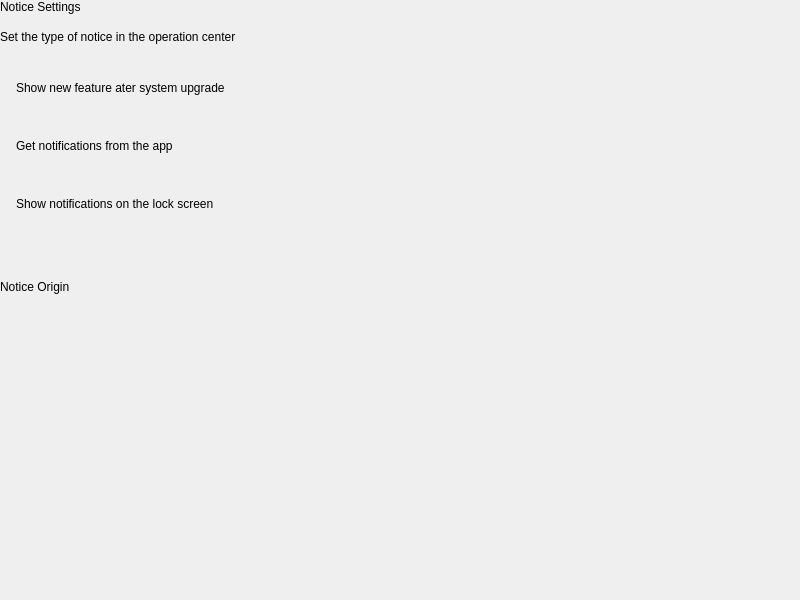
This is plugins/messages-task/notice/notice.ui in ukui/ukui-control-center as Qt 5 draws it before an edit. The edited form follows.
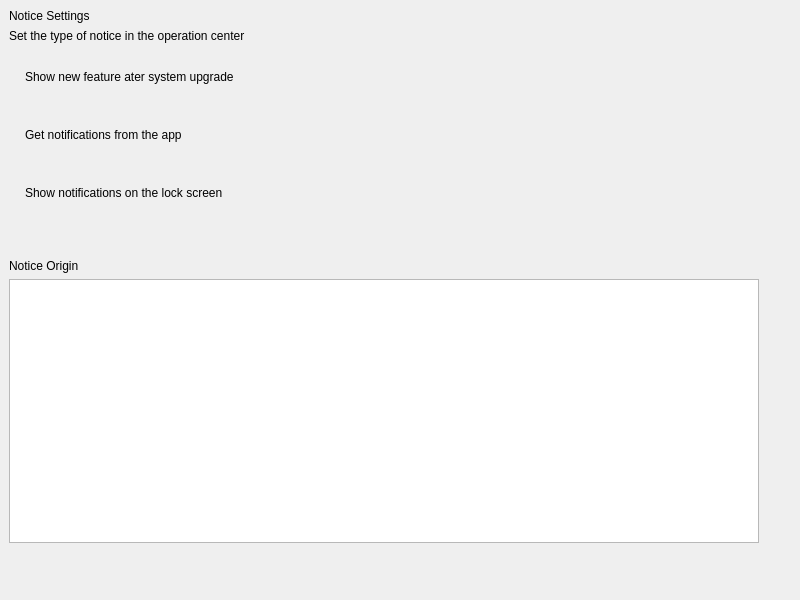
This is the edited form.

Diff of the .ui file:
```diff
--- a/plugins/messages-task/notice/notice.ui
+++ b/plugins/messages-task/notice/notice.ui
@@ -43,30 +43,7 @@
        <height>16777215</height>
       </size>
      </property>
-     <layout class="QVBoxLayout" name="verticalLayout_3">
-      <property name="spacing">
-       <number>0</number>
-      </property>
-      <property name="leftMargin">
-       <number>0</number>
-      </property>
-      <property name="topMargin">
-       <number>0</number>
-      </property>
-      <property name="rightMargin">
-       <number>0</number>
-      </property>
-      <property name="bottomMargin">
-       <number>0</number>
-      </property>
-      <item>
        <layout class="QVBoxLayout" name="verticalLayout">
-        <property name="spacing">
-         <number>16</number>
-        </property>
-        <property name="bottomMargin">
-         <number>0</number>
-        </property>
         <item>
          <widget class="QLabel" name="titleLabel">
           <property name="sizePolicy">
@@ -349,26 +326,7 @@
          </widget>
         </item>
         <item>
-         <layout class="QVBoxLayout" name="appsVerLayout">
-          <property name="spacing">
-           <number>0</number>
-          </property>
-         </layout>
-        </item>
-        <item>
-         <spacer name="verticalSpacer_2">
-          <property name="orientation">
-           <enum>Qt::Vertical</enum>
-          </property>
-          <property name="sizeHint" stdset="0">
-           <size>
-            <width>20</width>
-            <height>40</height>
-           </size>
-          </property>
-         </spacer>
-        </item>
-       </layout>
+       <widget class="QListWidget" name="applistWidget"/>
       </item>
      </layout>
     </widget>
```
Lines whose indentation alone changed are shown as unchanged.
